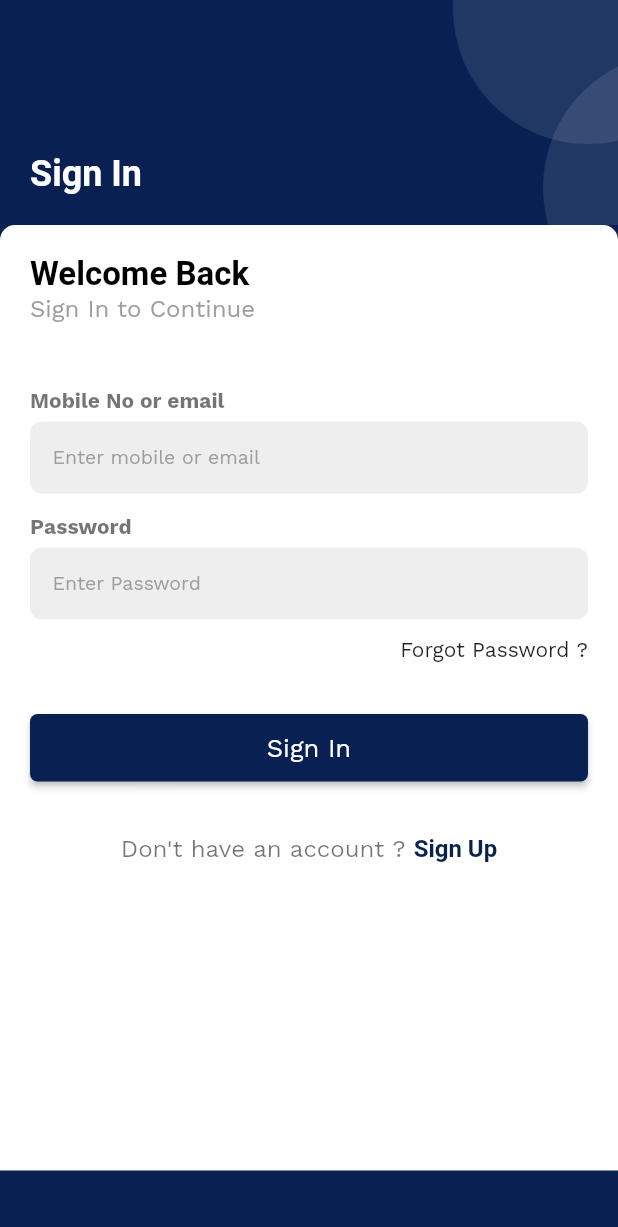
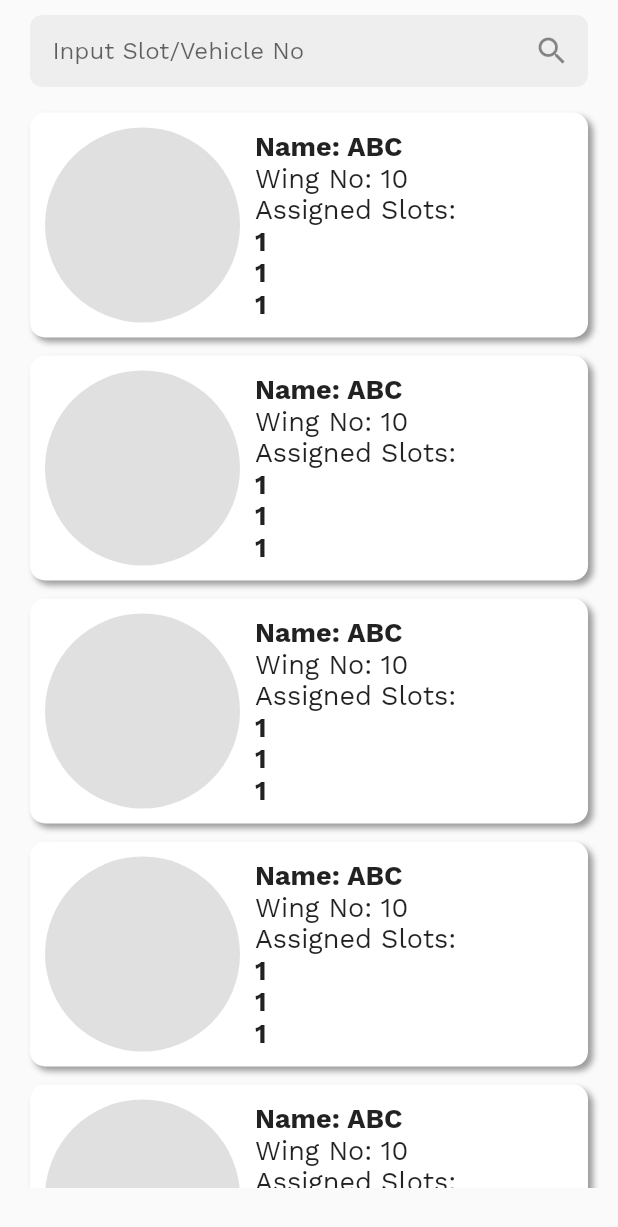
Before and after one commit to watcherapp/watcher_app_for_securityguard, a Flutter app: the screen it shows after launch, on a phone screen of 412 x 824 dp. Shown: the top 1227 px of the screen. Run offline on Flutter 3.47's test engine with Material 2 defaults, Android fonts, the phone set to English and light mode, and no system bars; our stand-ins replace country_code_picker, dio, dotted_border, firebase_auth, firebase_core, firebase_messaging and 6 more; missing offline and left inert: barcode_scan; accounts and stored records are empty; Roboto replaces fonts that are missing (WorkSans Bold).

Commit message:
parking screen 31-03-2021

```diff
--- a/lib/main.dart
+++ b/lib/main.dart
@@ -4,6 +4,7 @@ import 'package:flutter/material.dart';
 import 'package:provider/provider.dart';
 import 'package:watcher_app_for_securityguard/Common/appColors.dart';
 import 'package:watcher_app_for_securityguard/ui/Screens/Splash.dart';
+import 'package:watcher_app_for_securityguard/ui/Screens/parking.dart';
 
 import 'Providers/BottomNavigationBarProvider.dart';
 
@@ -25,7 +26,7 @@ class MyApp extends StatelessWidget {
         debugShowCheckedModeBanner: false,
         theme: ThemeData(
             primaryColor: appPrimaryMaterialColor, fontFamily: 'WorkSans'),
-        home: Splash(),
+        home: Parking(),
       ),
     );
   }
--- /dev/null
+++ b/lib/ui/Screens/parking.dart
@@ -0,0 +1,128 @@
+import 'package:flutter/cupertino.dart';
+import 'package:flutter/material.dart';
+
+class Parking extends StatefulWidget {
+  @override
+  _ParkingState createState() => _ParkingState();
+}
+
+class _ParkingState extends State<Parking> {
+  @override
+  Widget build(BuildContext context) {
+    return Scaffold(
+      body: SafeArea(
+        child: SingleChildScrollView(
+          child: Column(
+            children: [
+              Container(
+                  padding: EdgeInsets.fromLTRB(20, 10, 20, 10),
+                  child: TextFormField(
+                    decoration: InputDecoration(
+                      // icon: Icon(Icons.search),
+                      suffixIcon: Icon(Icons.search),
+                      labelText: 'Input Slot/Vehicle No',
+                      fillColor: Colors.grey[200],
+                      filled: true,
+                      hintStyle: TextStyle(fontSize: 13, color: Colors.grey),
+                      floatingLabelBehavior: FloatingLabelBehavior.never,
+                      contentPadding: EdgeInsets.only(
+                          left: 15, right: 8, top: 4, bottom: 4),
+                      counterText: "",
+                      errorBorder: OutlineInputBorder(
+                        borderRadius: BorderRadius.circular(8),
+                        borderSide: BorderSide(
+                          width: 0,
+                          style: BorderStyle.solid,
+                          color: Colors.red,
+                        ),
+                      ),
+                      border: OutlineInputBorder(
+                        borderRadius: BorderRadius.circular(8),
+                        borderSide: BorderSide(
+                          width: 0,
+                          style: BorderStyle.none,
+                        ),
+                      ),
+                    ),
+                  )),
+              // Container(height: 6,),
+              Container(
+                height: MediaQuery.of(context).size.height-100,
+                child: ListView.builder(
+                  scrollDirection: Axis.vertical,
+                  itemCount: 5,
+                  itemBuilder: (context, index) {
+                    return Container(
+                      padding: EdgeInsets.all(10),
+                      height: 150,
+                      margin: EdgeInsets.only(
+                          left: 20, right: 20, top: 7, bottom: 5),
+                      decoration: BoxDecoration(
+                          color: Colors.white,
+                          borderRadius: BorderRadius.all(Radius.circular(10)),
+                          boxShadow: [
+                            BoxShadow(
+                              color: Colors.black38,
+                              blurRadius: 3,
+                              // spreadRadius: 5,
+                              offset: Offset(3, 3),
+                            )
+                          ]),
+                      child: Row(
+                        crossAxisAlignment: CrossAxisAlignment.start,
+                        children: [
+                          Container(
+                            width: 130,
+                            height: 130,
+                            decoration: BoxDecoration(
+                                color: Colors.black12,
+                                borderRadius:
+                                    BorderRadius.all(Radius.circular(70))),
+                          ),
+                          Container(
+                            width: 10,
+                          ),
+                          Column(
+                            mainAxisAlignment: MainAxisAlignment.center,
+                            crossAxisAlignment: CrossAxisAlignment.start,
+                            children: [
+                              Text(
+                                'Name: ABC',
+                                style: TextStyle(
+                                    fontSize: 18, fontWeight: FontWeight.bold),
+                              ),
+                              Text(
+                                'Wing No: 10',
+                                style: TextStyle(fontSize: 18),
+                              ),
+                              Text(
+                                'Assigned Slots: ',
+                                style: TextStyle(fontSize: 18),
+                              ),
+                              Text(
+                                '1  ',
+                                style: TextStyle(fontSize: 18,fontWeight: FontWeight.bold),
+                              ),
+                              Text(
+                                '1  ',
+                                style: TextStyle(fontSize: 18,fontWeight: FontWeight.bold),
+                              ),
+                              Text(
+                                '1  ',
+                                style: TextStyle(fontSize: 18,fontWeight: FontWeight.bold),
+                              ),
+                            ],
+                          ),
+                        ],
+                      ),
+                    );
+                  },
+                ),
+              ),
+            ],
+          ),
+        ),
+      ),
+    );
+  }
+}
```
